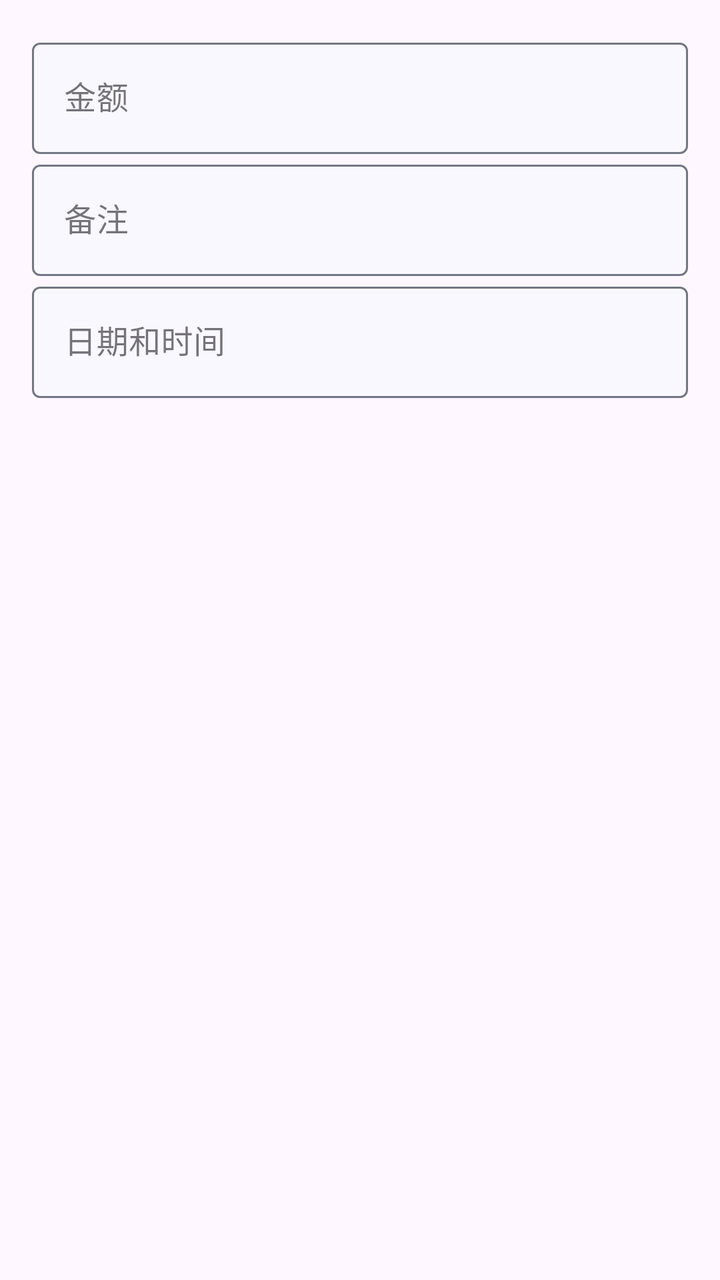
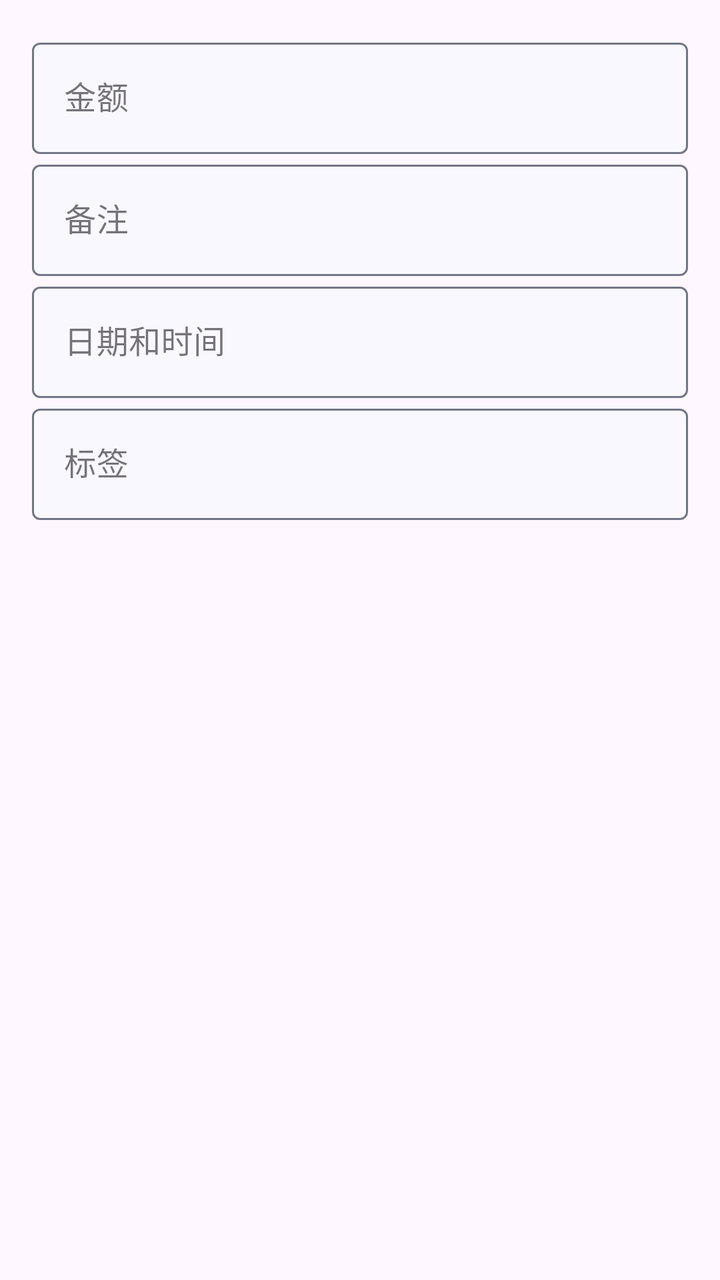

Compare the two renders of this Android layout. The source of the first and the diff that turns it into the second are given below.
<!-- AndroidManifest.xml: application theme Theme.ProjectManager -->
<!-- res/layout/fragment_expense.xml -->
<?xml version="1.0" encoding="utf-8"?>
<LinearLayout xmlns:android="http://schemas.android.com/apk/res/android"
    xmlns:app="http://schemas.android.com/apk/res-auto"
    android:layout_width="match_parent"
    android:layout_height="match_parent"
    android:orientation="vertical"
    android:padding="16dp">

    <com.google.android.material.textfield.TextInputLayout
        style="@style/TextInputLayoutStyle"
        android:layout_width="match_parent"
        android:layout_height="wrap_content"
        app:errorEnabled="false">

        <com.google.android.material.textfield.TextInputEditText
            android:id="@+id/amount_input"
            android:layout_width="match_parent"
            android:layout_height="wrap_content"
            android:hint="金额"
            android:inputType="numberDecimal" />
    </com.google.android.material.textfield.TextInputLayout>

    <com.google.android.material.textfield.TextInputLayout
        style="@style/TextInputLayoutStyle"
        android:layout_width="match_parent"
        android:layout_height="wrap_content"
        android:hint="备注"
        app:errorEnabled="false">

        <com.google.android.material.textfield.TextInputEditText
            android:id="@+id/remark_input"
            android:layout_width="match_parent"
            android:layout_height="wrap_content"
            android:maxLength="20" />
    </com.google.android.material.textfield.TextInputLayout>

    <com.google.android.material.textfield.TextInputLayout
        style="@style/TextInputLayoutStyle"
        android:layout_width="match_parent"
        android:layout_height="wrap_content"
        android:hint="日期和时间"
        app:errorEnabled="false">

        <com.google.android.material.textfield.TextInputEditText
            android:id="@+id/date_time_input"
            android:layout_width="match_parent"
            android:layout_height="wrap_content" />
    </com.google.android.material.textfield.TextInputLayout>

</LinearLayout>
<!-- resources referenced by this layout -->
<resources>
  <style name="TextInputLayoutStyle" parent="Widget.MaterialComponents.TextInputLayout.OutlinedBox">
          <item name="boxBackgroundColor">@color/page_background</item>
          <item name="backgroundTint">@color/theme_blue</item>
          <item name="boxStrokeColor">@color/text_input_edittext_border_selector</item>
          <item name="cursorColor">@color/theme_blue</item>
      </style>
  <style name="Theme.ProjectManager" parent="Theme.Material3.DayNight.NoActionBar">
          
          <item name="colorPrimary">@color/theme_blue</item>
          <item name="colorPrimaryVariant">@color/purple_700</item>
          <item name="colorOnPrimary">@color/white</item>
          
          <item name="colorSecondary">@color/teal_200</item>
          <item name="colorSecondaryVariant">@color/teal_700</item>
          <item name="colorOnSecondary">@color/black</item>
          
          <item name="android:statusBarColor">?attr/colorPrimaryVariant</item>
          
          <item name="toolbarStyle">@style/ToolBarStyle</item>
          <item name="drawableTint">@color/theme_blue</item>
          <item name="colorControlActivated">@color/theme_blue</item>
      </style>
  <color name="page_background">#f9f8fe</color>
  <color name="theme_blue">#0055d6</color>
  <color name="purple_700">#FF3700B3</color>
  <color name="white">#FFFFFFFF</color>
  <color name="teal_200">#FF03DAC5</color>
  <color name="teal_700">#FF018786</color>
  <color name="black">#FF000000</color>
  <style name="ToolBarStyle">
          <item name="android:background">@color/toolbar_background</item>
          <item name="contentInsetStart">10dp</item>
          <item name="titleTextAppearance">@style/TitleStyle</item>
      </style>
  <color name="toolbar_background">#ebedfa</color>
  <style name="TitleStyle">
          <item name="android:textSize">23sp</item>
          <item name="android:textColor">@color/black</item>
      </style>
</resources>

<!-- the commit's change to res/layout/fragment_expense.xml (unified diff, before → after) -->
@@ -44,7 +44,21 @@
         <com.google.android.material.textfield.TextInputEditText
             android:id="@+id/date_time_input"
             android:layout_width="match_parent"
-            android:layout_height="wrap_content" />
+            android:layout_height="wrap_content"
+            android:focusable="false" />
     </com.google.android.material.textfield.TextInputLayout>
 
+    <com.google.android.material.textfield.TextInputLayout
+        style="@style/TextInputLayoutStyle"
+        android:layout_width="match_parent"
+        android:layout_height="wrap_content"
+        android:hint="标签"
+        app:errorEnabled="false">
+
+        <com.google.android.material.textfield.TextInputEditText
+            android:id="@+id/flow_tag_input"
+            android:layout_width="match_parent"
+            android:layout_height="wrap_content"
+            android:focusable="false" />
+    </com.google.android.material.textfield.TextInputLayout>
 </LinearLayout>
